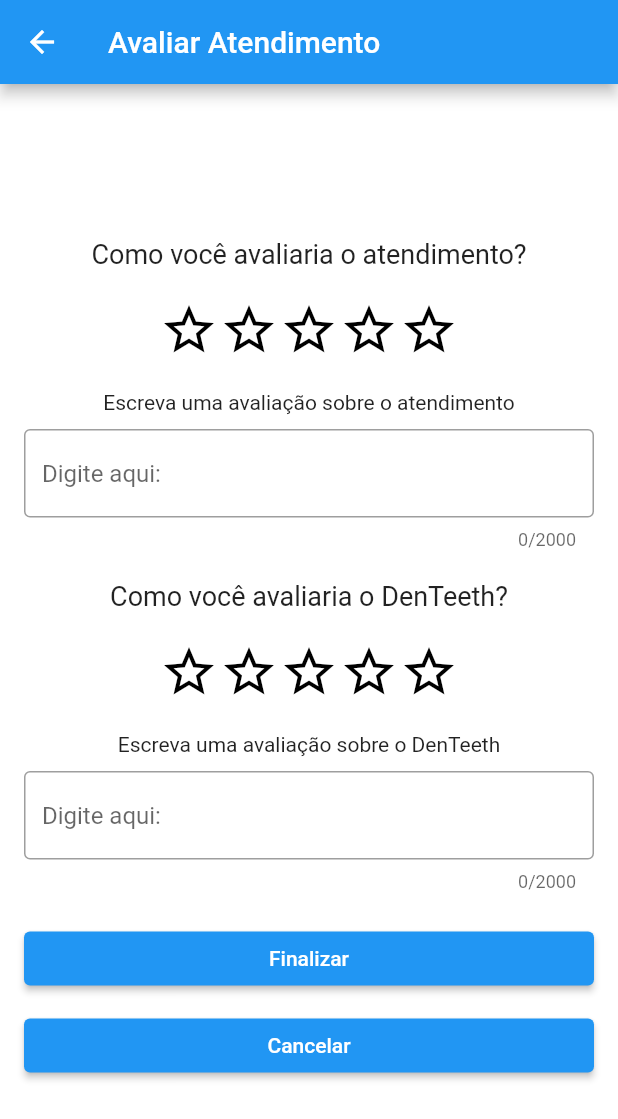
After one commit to Guilherme-Jorge/DenTeethSocorrista, a Flutter app: the AvaliarAtendimento screen opened by its route, on a phone screen of 412 x 824 dp. The commit adds this screen. Shown: the top 1119 px of the screen. Run offline on Flutter 3.47's test engine with Material 2 defaults, Android fonts, the phone set to English and light mode, and no system bars; our stand-ins replace camera, cloud_functions, firebase_core, firebase_storage, gallery_saver, google_fonts and 1 more; missing offline and left inert: dart:ffi; accounts and stored records are empty.

Commit message:
Criei Tela de Avaliação de atendimento

```diff
--- a/lib/main.dart
+++ b/lib/main.dart
@@ -1,3 +1,4 @@
+import 'package:denteeth/screens/AvaliarAtendimento.dart';
 import 'package:denteeth/screens/CameraUsuario.dart';
 import 'package:denteeth/screens/InicioPage.dart';
 import 'package:denteeth/screens/DadosContatoPage.dart';
@@ -43,6 +44,7 @@ class MyApp extends StatelessWidget {
             const ListaAprovados(title: 'Escolha um dos dentistas'),
         '/camera_boca': (context) => TakePictureScreen(camera: camera),
         '/telefone': (context) => const Telefone(title: 'Telefone'),
+        '/Avaliacao': (context) => const AvaliarAtendimento(title: 'Avaçoacao'),
       },
     );
   }
--- /dev/null
+++ b/lib/screens/AvaliarAtendimento.dart
@@ -0,0 +1,169 @@
+import 'package:flutter/material.dart';
+
+
+
+class ScreenArguments {
+  final String avaliacao;
+
+  ScreenArguments(this.avaliacao);
+}
+
+
+class AvaliarAtendimento extends StatefulWidget {
+  const AvaliarAtendimento({super.key, required this.title});
+  @override
+
+  final String title;
+
+  _AvaliarAtendimentoState createState() => _AvaliarAtendimentoState();
+}
+
+class _AvaliarAtendimentoState extends State<AvaliarAtendimento> {
+  int notaAva = 0;
+  int notaApp = 0;
+  TextEditingController _textAvaEditingController = TextEditingController();
+  TextEditingController _textAppEditingController = TextEditingController();
+
+  void _setRatingAva(int rating) {
+    setState(() {
+      notaAva = rating;
+    });
+  }
+
+  void _setRatingApp(int rating) {
+    setState(() {
+      notaApp = rating;
+    });
+  }
+
+  void _submitAvaliacao() {
+    String txtAva = _textAvaEditingController.text;
+    String txtApp = _textAppEditingController.text;
+
+
+    print('Avaliação Atendimento: $notaAva - $txtAva');
+    print('Avaliação DenTeeth: $notaApp - $txtApp');
+  }
+
+  @override
+  Widget build(BuildContext context) {
+    return Scaffold(
+      appBar: AppBar(
+        title: Text('Avaliar Atendimento'),
+      ),
+      body: Center(
+        child: SingleChildScrollView(
+          padding: EdgeInsets.all(16),
+          child: Column(
+            mainAxisAlignment: MainAxisAlignment.center,
+            children: [
+              Text(
+                'Como você avaliaria o atendimento?',
+                style: TextStyle (fontSize: 18),
+              ),
+              SizedBox(height: 20),
+              Row(
+                mainAxisAlignment: MainAxisAlignment.center,
+                children: [
+                  for (int i = 1; i <= 5; i++)
+                    GestureDetector(
+                      onTap: () => _setRatingAva(i),
+                      child: Icon(
+                        i <= notaAva ? Icons.star : Icons.star_border,
+                        size: 40,
+                        color: Colors.black,
+                      ),
+                    ),
+                ],
+              ),
+              SizedBox(height: 20),
+              Column(
+                mainAxisAlignment: MainAxisAlignment.center,
+                children: [
+                  Text(
+                    "Escreva uma avaliação sobre o atendimento",
+                  ),
+                  SizedBox(height: 10),
+                  ConstrainedBox(
+                    constraints: BoxConstraints(
+                      maxHeight: MediaQuery.of(context).size.height * 0.3,
+                    ),
+                    child: TextField(
+                      controller: _textAvaEditingController,
+                      decoration: InputDecoration(
+                        hintText: "Digite aqui:",
+                        border: OutlineInputBorder(),
+                      ),
+                      maxLines: null,
+                      maxLength: 2000,
+                    ),
+                  ),
+                ],
+              ),
+              SizedBox(height: 20),
+              Text(
+                'Como você avaliaria o DenTeeth?',
+                style: TextStyle(fontSize: 18),
+              ),
+              SizedBox(height: 20),
+              Row(
+                mainAxisAlignment: MainAxisAlignment.center,
+                children: [
+                  for (int i = 1; i <= 5; i++)
+                    GestureDetector(
+                      onTap: () => _setRatingApp(i),
+                      child: Icon(
+                        i <= notaApp ? Icons.star : Icons.star_border,
+                        size: 40,
+                        color: Colors.black,
+                      ),
+                    ),
+                ],
+              ),
+              SizedBox(height: 20),
+              Column(
+                mainAxisAlignment: MainAxisAlignment.center,
+                children: [
+                  Text(
+                    "Escreva uma avaliação sobre o DenTeeth",
+                  ),
+                  SizedBox(height: 10),
+                  ConstrainedBox(
+                    constraints: BoxConstraints(
+                      maxHeight: MediaQuery.of(context).size.height * 0.3,
+                    ),
+                    child: TextField(
+                      controller: _textAppEditingController,
+                      decoration: InputDecoration(
+                        hintText: "Digite aqui:",
+                        border: OutlineInputBorder(),
+                      ),
+                      maxLines: null,
+                      maxLength: 2000,
+                    ),
+                  ),
+                ],
+              ),
+              SizedBox(height: 20),
+              Container(
+                constraints: BoxConstraints(minWidth: 1000),
+                child: ElevatedButton(
+                  onPressed: _submitAvaliacao,
+                  child: Text('Finalizar'),
+                ),
+              ),
+              SizedBox(height: 10),
+              Container(
+                constraints: BoxConstraints(minWidth: 1000),
+                child: ElevatedButton(
+                  onPressed: _submitAvaliacao,
+                  child: Text('Cancelar'),
+                ),
+              ),
+            ],
+          ),
+        ),
+      ),
+    );
+  }
+}
```
